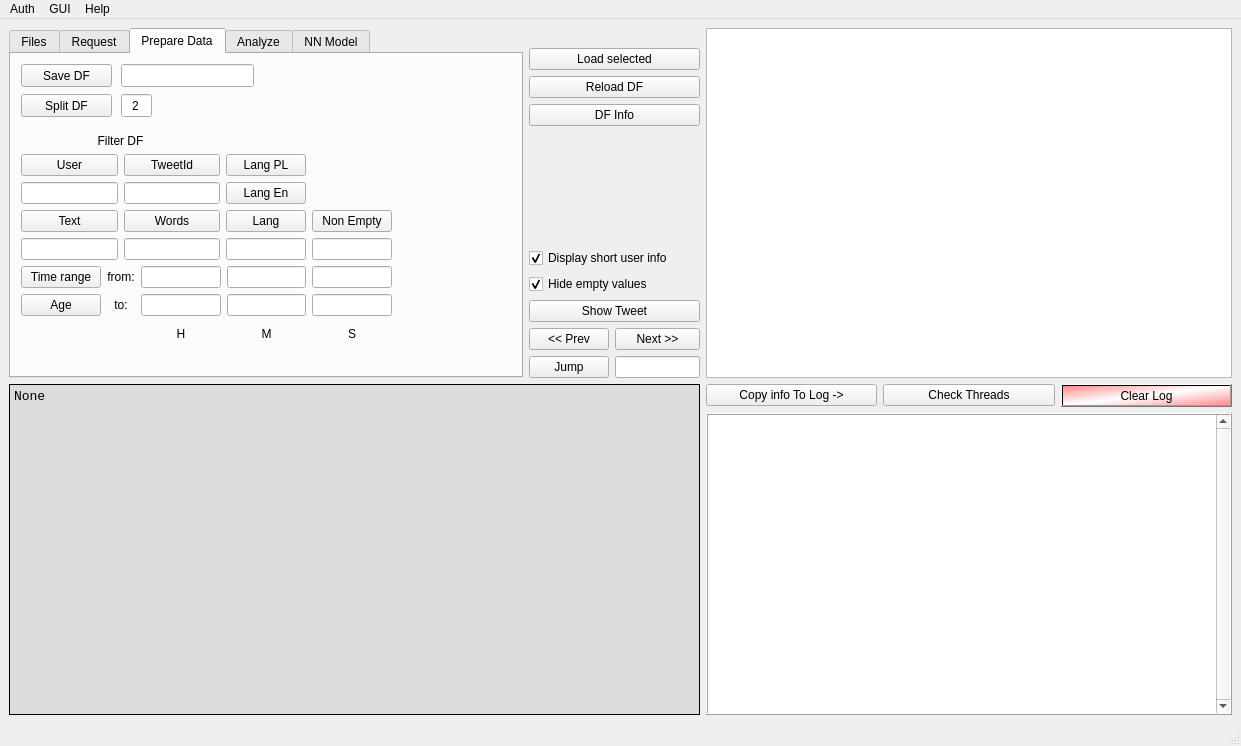
GrzegorzKrug/TwitterAnalyzer, file TwitterAnalyzer/GUI/GUI_QT.ui: the form before one commit.
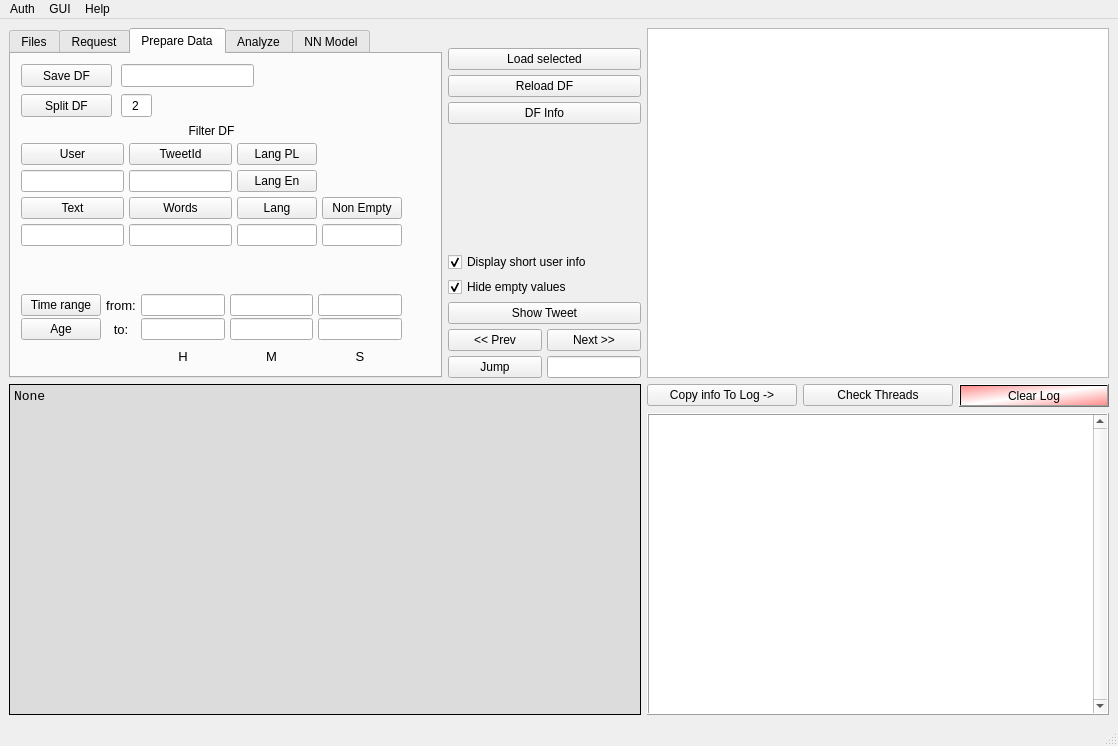
The form after the commit.

What changed in the file:
```diff
--- a/TwitterAnalyzer/GUI/GUI_QT.ui
+++ b/TwitterAnalyzer/GUI/GUI_QT.ui
@@ -6,7 +6,7 @@
    <rect>
     <x>0</x>
     <y>0</y>
-    <width>1241</width>
+    <width>1118</width>
     <height>746</height>
    </rect>
   </property>
@@ -15,8 +15,14 @@
   </property>
   <widget class="QWidget" name="centralwidget">
    <layout class="QGridLayout" name="gridLayout">
+    <property name="sizeConstraint">
+     <enum>QLayout::SetMinimumSize</enum>
+    </property>
     <item row="0" column="0">
-     <layout class="QGridLayout" name="MainGrid" rowstretch="1,0,2" columnstretch="3,1,1,1,1" rowminimumheight="350,20,300" columnminimumwidth="400,100,150,100,100">
+     <layout class="QGridLayout" name="MainGrid" rowstretch="1,0,2" columnstretch="3,0,1,1,1" rowminimumheight="350,20,300" columnminimumwidth="400,100,150,150,150">
+      <property name="sizeConstraint">
+       <enum>QLayout::SetNoConstraint</enum>
+      </property>
       <property name="leftMargin">
        <number>0</number>
       </property>
@@ -129,9 +135,12 @@
        </widget>
       </item>
       <item row="0" column="1">
-       <layout class="QGridLayout" name="DisplayTweetsGrid" columnstretch="0,0" columnminimumwidth="50,50">
+       <layout class="QGridLayout" name="DisplayTweetsGrid" columnstretch="1,1" columnminimumwidth="30,30">
         <property name="sizeConstraint">
-         <enum>QLayout::SetFixedSize</enum>
+         <enum>QLayout::SetMinimumSize</enum>
+        </property>
+        <property name="spacing">
+         <number>5</number>
         </property>
         <item row="11" column="1">
          <widget class="QPushButton" name="pushButton_NextTweet">
@@ -603,41 +612,30 @@
           <property name="geometry">
            <rect>
             <x>10</x>
-            <y>80</y>
-            <width>371</width>
-            <height>211</height>
+            <y>70</y>
+            <width>381</width>
+            <height>247</height>
            </rect>
           </property>
-          <layout class="QVBoxLayout" name="Vertical_Filters">
+          <layout class="QVBoxLayout" name="Vertical_Filters" stretch="1,1">
+           <property name="spacing">
+            <number>8</number>
+           </property>
+           <property name="sizeConstraint">
+            <enum>QLayout::SetMinimumSize</enum>
+           </property>
            <item>
-            <layout class="QGridLayout" name="gridLayout_DataFilters" columnstretch="2,2,1,1">
-             <item row="1" column="0">
-              <widget class="QPushButton" name="pushButton_export_DF_6">
+            <layout class="QGridLayout" name="gridLayout_DataFilters" rowstretch="1,1,1,1,1,0" columnstretch="2,2,1,1" rowminimumheight="5,5,5,5,5,0">
+             <property name="sizeConstraint">
+              <enum>QLayout::SetNoConstraint</enum>
+             </property>
+             <property name="spacing">
+              <number>5</number>
+             </property>
+             <item row="4" column="0">
+              <widget class="QLineEdit" name="lineEdit_DF_comment_7">
                <property name="toolTip">
-                <string>Save DF to .csv File</string>
-               </property>
-               <property name="text">
-                <string>User</string>
-               </property>
-              </widget>
-             </item>
-             <item row="3" column="3">
-              <widget class="QPushButton" name="pushButton_FilterDF_by_Key">
-               <property name="toolTip">
-                <string>Filter tweets with valused instead of None, put category</string>
-               </property>
-               <property name="text">
-                <string>Non Empty</string>
-               </property>
-              </widget>
-             </item>
-             <item row="2" column="2">
-              <widget class="QPushButton" name="pushButton_FilterDF_Lang_English">
-               <property name="toolTip">
-                <string>Filter DF, english</string>
-               </property>
-               <property name="text">
-                <string>Lang En</string>
+                <string>You can Add some comment to file name</string>
                </property>
               </widget>
              </item>
@@ -651,43 +649,6 @@
                </property>
               </widget>
              </item>
-             <item row="0" column="0" colspan="2">
-              <widget class="QLabel" name="label_6">
-               <property name="text">
-                <string>Filter DF</string>
-               </property>
-               <property name="alignment">
-                <set>Qt::AlignCenter</set>
-               </property>
-              </widget>
-             </item>
-             <item row="3" column="0">
-              <widget class="QPushButton" name="pushButton_export_DF_9">
-               <property name="toolTip">
-                <string>Save DF to .csv File</string>
-               </property>
-               <property name="text">
-                <string>Text</string>
-               </property>
-              </widget>
-             </item>
-             <item row="4" column="1">
-              <widget class="QLineEdit" name="lineEdit_DF_comment_5">
-               <property name="toolTip">
-                <string>You can Add some comment to file name</string>
-               </property>
-              </widget>
-             </item>
-             <item row="1" column="1">
-              <widget class="QPushButton" name="pushButton_export_DF_10">
-               <property name="toolTip">
-                <string>Save DF to .csv File</string>
-               </property>
-               <property name="text">
-                <string>TweetId</string>
-               </property>
-              </widget>
-             </item>
              <item row="1" column="2">
               <widget class="QPushButton" name="pushButton_FilterDF_Lang_Polish">
                <property name="toolTip">
@@ -698,34 +659,6 @@
                </property>
               </widget>
              </item>
-             <item row="4" column="0">
-              <widget class="QLineEdit" name="lineEdit_DF_comment_7">
-               <property name="toolTip">
-                <string>You can Add some comment to file name</string>
-               </property>
-              </widget>
-             </item>
-             <item row="4" column="3">
-              <widget class="QLineEdit" name="lineEdit_filterKeyinput">
-               <property name="toolTip">
-                <string>Key input</string>
-               </property>
-              </widget>
-             </item>
-             <item row="2" column="0">
-              <widget class="QLineEdit" name="lineEdit_DF_comment_2">
-               <property name="toolTip">
-                <string>You can Add some comment to file name</string>
-               </property>
-              </widget>
-             </item>
-             <item row="2" column="1">
-              <widget class="QLineEdit" name="lineEdit_DF_comment_6">
-               <property name="toolTip">
-                <string>You can Add some comment to file name</string>
-               </property>
-              </widget>
-             </item>
              <item row="3" column="1">
               <widget class="QPushButton" name="pushButton_export_DF_11">
                <property name="toolTip">
@@ -736,6 +669,84 @@
                </property>
               </widget>
              </item>
+             <item row="2" column="2">
+              <widget class="QPushButton" name="pushButton_FilterDF_Lang_English">
+               <property name="toolTip">
+                <string>Filter DF, english</string>
+               </property>
+               <property name="text">
+                <string>Lang En</string>
+               </property>
+              </widget>
+             </item>
+             <item row="1" column="1">
+              <widget class="QPushButton" name="pushButton_export_DF_10">
+               <property name="toolTip">
+                <string>Save DF to .csv File</string>
+               </property>
+               <property name="text">
+                <string>TweetId</string>
+               </property>
+              </widget>
+             </item>
+             <item row="2" column="1">
+              <widget class="QLineEdit" name="lineEdit_DF_comment_6">
+               <property name="toolTip">
+                <string>You can Add some comment to file name</string>
+               </property>
+              </widget>
+             </item>
+             <item row="4" column="1">
+              <widget class="QLineEdit" name="lineEdit_DF_comment_5">
+               <property name="toolTip">
+                <string>You can Add some comment to file name</string>
+               </property>
+              </widget>
+             </item>
+             <item row="2" column="0">
+              <widget class="QLineEdit" name="lineEdit_DF_comment_2">
+               <property name="toolTip">
+                <string>You can Add some comment to file name</string>
+               </property>
+              </widget>
+             </item>
+             <item row="3" column="3">
+              <widget class="QPushButton" name="pushButton_FilterDF_by_Key">
+               <property name="toolTip">
+                <string>Filter tweets with valused instead of None, put category</string>
+               </property>
+               <property name="text">
+                <string>Non Empty</string>
+               </property>
+              </widget>
+             </item>
+             <item row="1" column="0">
+              <widget class="QPushButton" name="pushButton_export_DF_6">
+               <property name="toolTip">
+                <string>Save DF to .csv File</string>
+               </property>
+               <property name="text">
+                <string>User</string>
+               </property>
+              </widget>
+             </item>
+             <item row="3" column="0">
+              <widget class="QPushButton" name="pushButton_export_DF_9">
+               <property name="toolTip">
+                <string>Save DF to .csv File</string>
+               </property>
+               <property name="text">
+                <string>Text</string>
+               </property>
+              </widget>
+             </item>
+             <item row="4" column="3">
+              <widget class="QLineEdit" name="lineEdit_filterKeyinput">
+               <property name="toolTip">
+                <string>Key input</string>
+               </property>
+              </widget>
+             </item>
              <item row="4" column="2">
               <widget class="QLineEdit" name="lineEdit_FilterLangOther">
                <property name="toolTip">
@@ -743,10 +754,42 @@
                </property>
               </widget>
              </item>
+             <item row="5" column="1">
+              <spacer name="verticalSpacer_3">
+               <property name="orientation">
+                <enum>Qt::Vertical</enum>
+               </property>
+               <property name="sizeType">
+                <enum>QSizePolicy::MinimumExpanding</enum>
+               </property>
+               <property name="sizeHint" stdset="0">
+                <size>
+                 <width>20</width>
+                 <height>40</height>
+                </size>
+               </property>
+              </spacer>
+             </item>
+             <item row="0" column="0" colspan="4">
+              <widget class="QLabel" name="label_6">
+               <property name="text">
+                <string>Filter DF</string>
+               </property>
+               <property name="alignment">
+                <set>Qt::AlignCenter</set>
+               </property>
+              </widget>
+             </item>
             </layout>
            </item>
            <item>
-            <layout class="QGridLayout" name="gridLayout_TimeFilters" columnstretch="2,0,0,0,0">
+            <layout class="QGridLayout" name="gridLayout_TimeFilters" rowstretch="1,1,1" columnstretch="2,0,0,0,0" rowminimumheight="5,5,5">
+             <property name="horizontalSpacing">
+              <number>5</number>
+             </property>
+             <property name="verticalSpacing">
+              <number>2</number>
+             </property>
              <item row="1" column="0">
               <widget class="QPushButton" name="pushButton_export_DF_26">
                <property name="toolTip">
@@ -790,6 +833,11 @@
              </item>
              <item row="1" column="1">
               <widget class="QLabel" name="label_10">
+               <property name="font">
+                <font>
+                 <pointsize>10</pointsize>
+                </font>
+               </property>
                <property name="text">
                 <string>to:</string>
                </property>
@@ -807,6 +855,11 @@
              </item>
              <item row="2" column="3">
               <widget class="QLabel" name="label_5">
+               <property name="font">
+                <font>
+                 <pointsize>10</pointsize>
+                </font>
+               </property>
                <property name="text">
                 <string>M</string>
                </property>
@@ -817,6 +870,11 @@
              </item>
              <item row="0" column="1">
               <widget class="QLabel" name="label_9">
+               <property name="font">
+                <font>
+                 <pointsize>10</pointsize>
+                </font>
+               </property>
                <property name="text">
                 <string>from:</string>
                </property>
@@ -827,6 +885,11 @@
              </item>
              <item row="2" column="2">
               <widget class="QLabel" name="label_4">
+               <property name="font">
+                <font>
+                 <pointsize>10</pointsize>
+                </font>
+               </property>
                <property name="text">
                 <string>H</string>
                </property>
@@ -844,6 +907,11 @@
              </item>
              <item row="2" column="4">
               <widget class="QLabel" name="label_7">
+               <property name="font">
+                <font>
+                 <pointsize>10</pointsize>
+                </font>
+               </property>
                <property name="text">
                 <string>S</string>
                </property>
@@ -885,7 +953,7 @@
     <rect>
      <x>0</x>
      <y>0</y>
-     <width>1241</width>
+     <width>1118</width>
      <height>21</height>
     </rect>
    </property>
```
